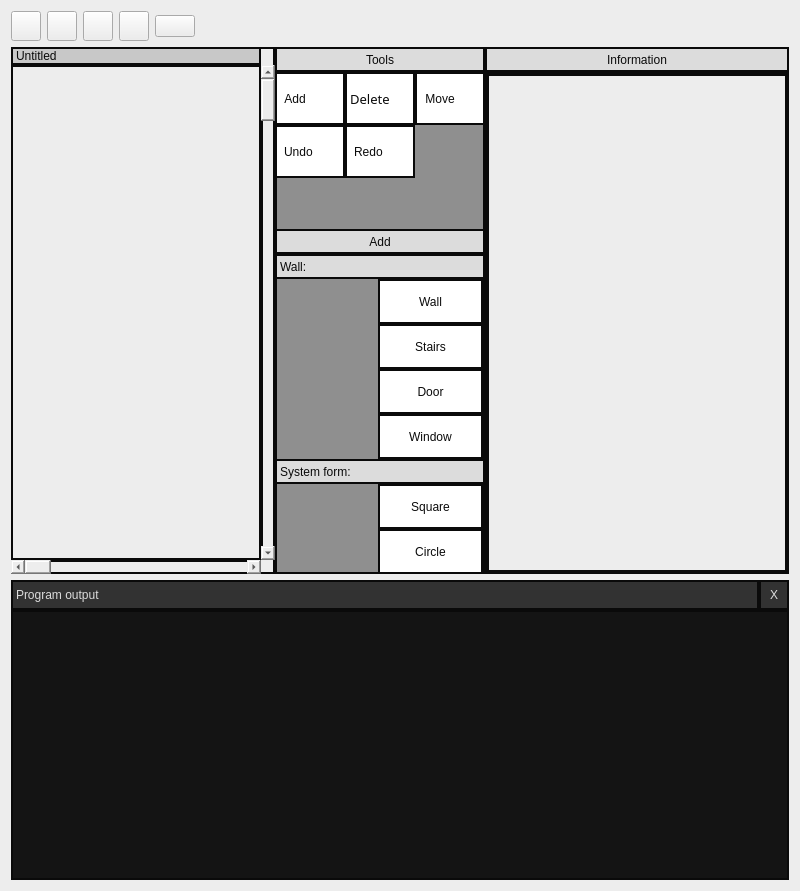
The window that uchebnayapractika.ui (Nagito129/-) describes before a commit, drawn with Qt 5.
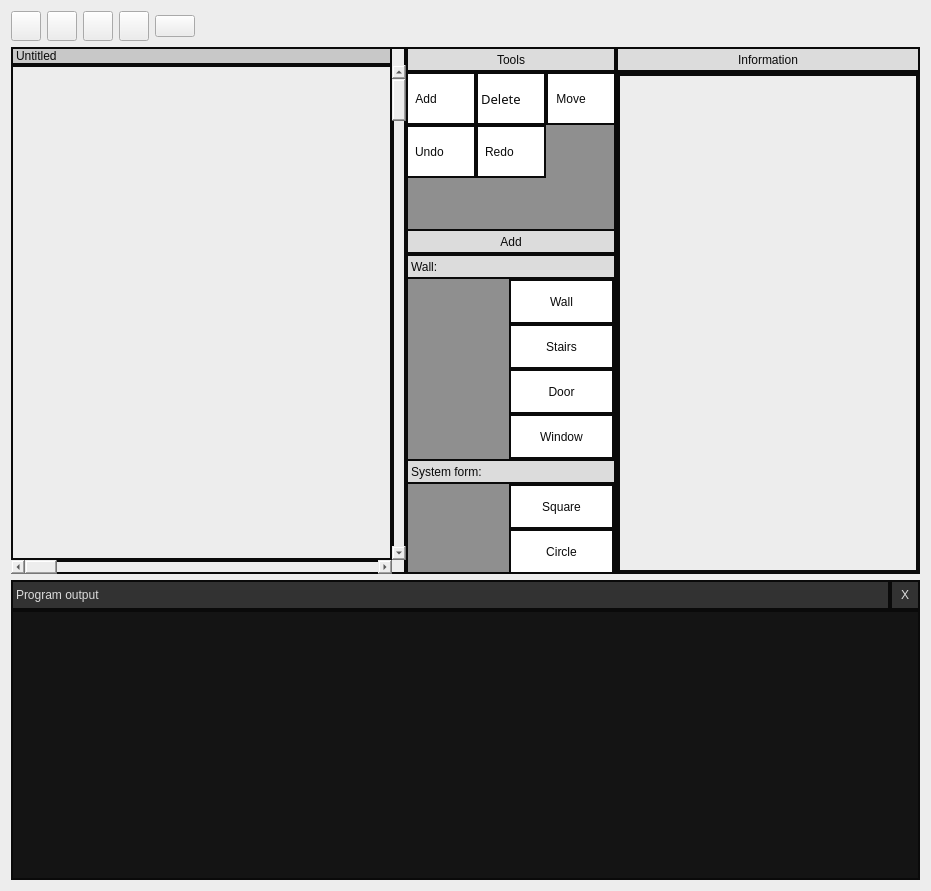
The same window after the commit.

Patch:
```diff
--- a/uchebnayapractika.ui
+++ b/uchebnayapractika.ui
@@ -6,7 +6,7 @@
    <rect>
     <x>0</x>
     <y>0</y>
-    <width>800</width>
+    <width>931</width>
     <height>891</height>
    </rect>
   </property>
```
